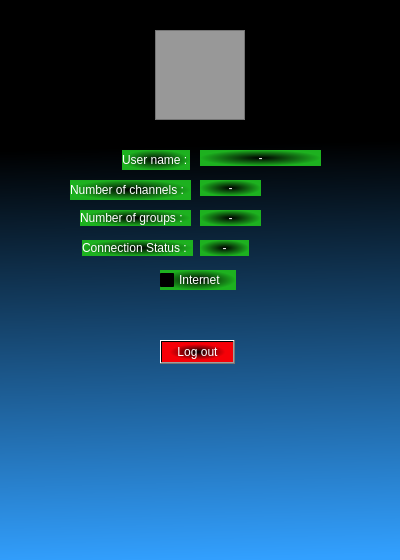
Above: messenger1/profile.ui from Lucimad007/Messenger_sprites_6 before the change. Below: the same form after it.
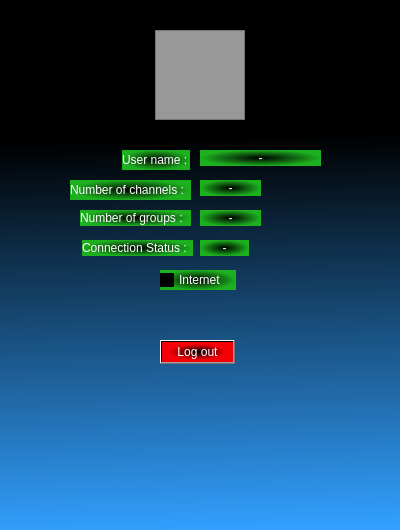
That is the form after the change.

Commit message: createjoin.ui and its slots

```diff
--- a/messenger1/profile.ui
+++ b/messenger1/profile.ui
@@ -7,7 +7,7 @@
     <x>0</x>
     <y>0</y>
     <width>400</width>
-    <height>560</height>
+    <height>530</height>
    </rect>
   </property>
   <property name="windowTitle">
```
The commit also changes 6 other files.
